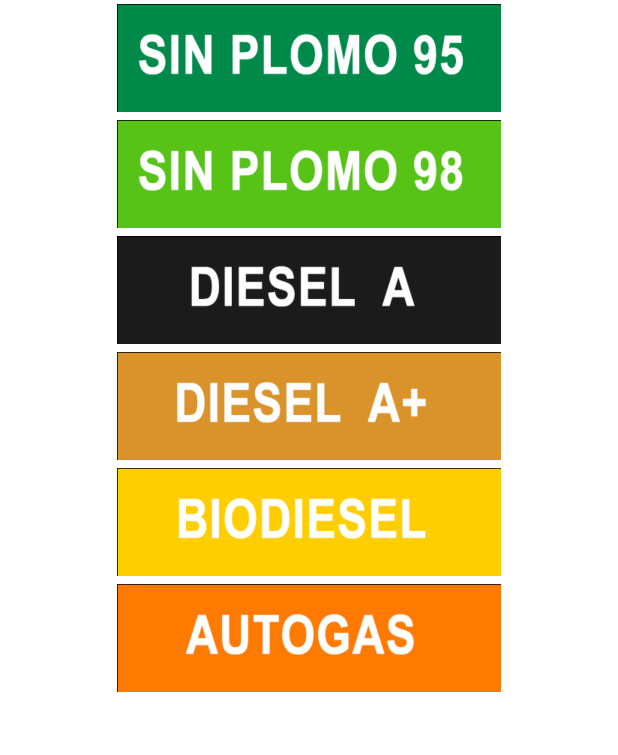
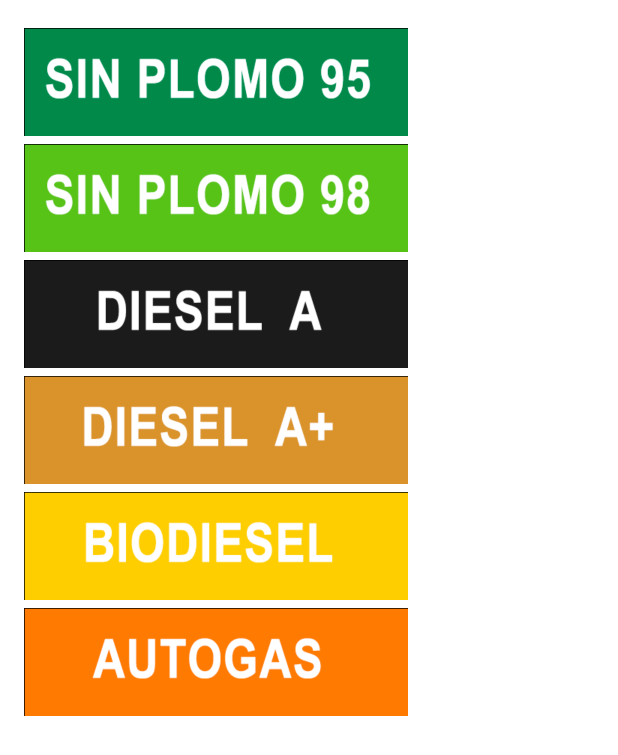
Before and after one commit to SrLario/organify, an Android app: the layout pick_gasoline.xml on its own in the app's theme, with its tools: preview values and no code run, on a phone screen of 412 x 824 dp. Shown: the top 755 px of the screen. Run offline under Robolectric (Android 15) with nearby library versions, the phone set to English and light mode, and no system bars.

Commit message:
little changes

```diff
--- a/Organify/app/src/main/res/layout/pick_gasoline.xml
+++ b/Organify/app/src/main/res/layout/pick_gasoline.xml
@@ -5,10 +5,11 @@
     android:background="@color/white"
     android:layout_width="match_parent"
     android:layout_height="match_parent"
-    android:orientation="vertical">
+    android:orientation="vertical"
+    android:backgroundTint="?attr/background_color">
 
     <androidx.constraintlayout.widget.ConstraintLayout
-        android:layout_width="match_parent"
+        android:layout_width="wrap_content"
         android:layout_height="wrap_content">
 
         //SIN PLOMO 95
@@ -16,6 +17,11 @@
             android:id="@+id/sinplomo95"
             android:layout_width="256dp"
             android:layout_height="77dp"
+            android:layout_marginStart="16dp"
+            android:layout_marginLeft="16dp"
+            android:layout_marginTop="16dp"
+            android:layout_marginEnd="16dp"
+            android:layout_marginRight="16dp"
             android:clickable="true"
             android:focusable="true"
             app:layout_constraintEnd_toEndOf="parent"
@@ -72,10 +78,12 @@
             app:srcCompat="@drawable/gasoline_biodiesel" />
 
         //AUTOGAS
+
         <ImageView
             android:id="@+id/autogas"
             android:layout_width="256dp"
             android:layout_height="77dp"
+            android:layout_marginBottom="16dp"
             android:clickable="true"
             android:focusable="true"
             app:layout_constraintBottom_toBottomOf="parent"
--- a/Organify/app/src/main/res/values/attrs.xml
+++ b/Organify/app/src/main/res/values/attrs.xml
@@ -5,6 +5,5 @@
         <attr name="text_color" format="color"/>
         <attr name="button_color" format="color"/>
         <attr name="background_color_grey" format="color"/>
-
     </declare-styleable>
 </resources>
```
